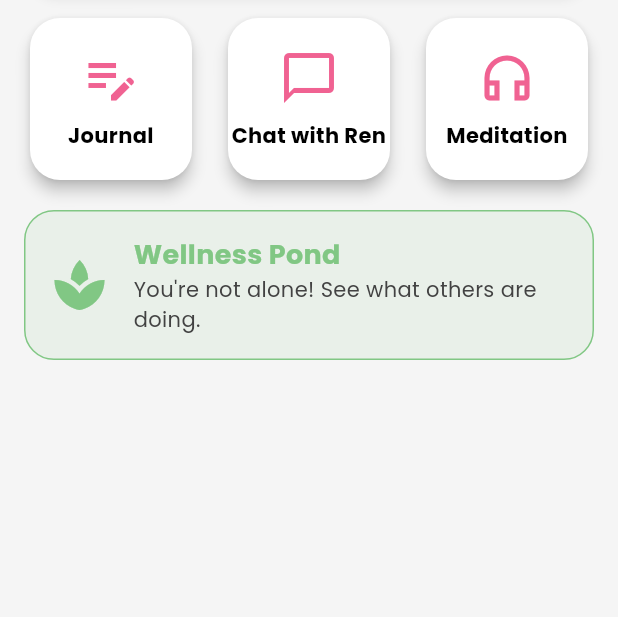
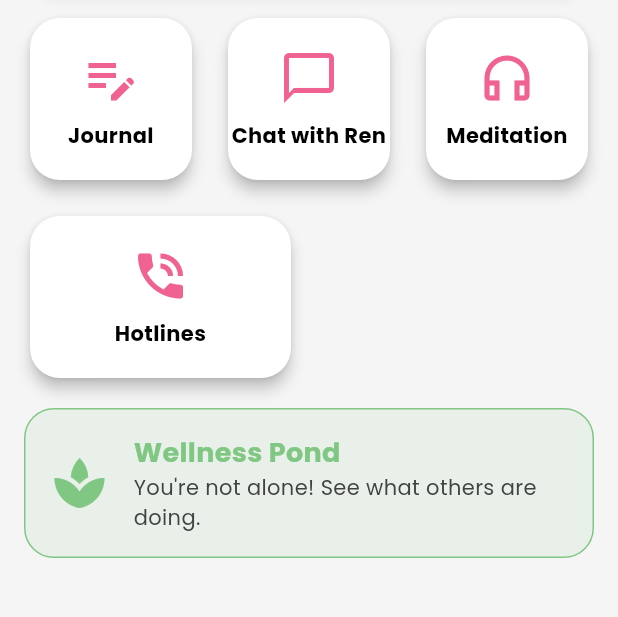
Before and after one commit to Varshni-6/Renbo-GenAI, a Flutter app: the screen it shows after launch, on a phone screen of 412 x 824 dp, the part 375-992 px from its top. Run offline on Flutter 3.47's test engine with Material 3 defaults, Android fonts, the phone set to English and light mode, and no system bars; our stand-ins replace audioplayers, firebase_core, flutter_dotenv, hive, hive_flutter, lottie; accounts and stored records are empty.

Commit message:
No Mascot

```diff
--- a/lib/screens/home_screen.dart
+++ b/lib/screens/home_screen.dart
@@ -6,6 +6,7 @@ import 'package:renbo/screens/chat_screen.dart';
 import 'package:renbo/screens/meditation_screen.dart';
 import 'package:renbo/screens/sessions_screen.dart';
 import 'package:renbo/screens/emotion_tracker.dart'; // Correct import for the emotion tracker screen
+import 'package:renbo/screens/hotlines_screen.dart'; // ✅ Import your new hotlines screen
 import 'package:renbo/widgets/mood_card.dart';
 
 class HomeScreen extends StatelessWidget {
@@ -58,7 +59,9 @@ class HomeScreen extends StatelessWidget {
   }
 
   Widget _buildMainButtons(BuildContext context) {
-    return Row(
+    return Column(
+      children: [
+        Row(
           children: [
             _buildButton(
               context,
@@ -88,6 +91,27 @@ class HomeScreen extends StatelessWidget {
                 context,
                 MaterialPageRoute(builder: (_) => const MeditationScreen()),
               ),
+            ),
+          ],
+        ),
+        const SizedBox(height: 16),
+
+        // ✅ New Row for Hotlines button
+        Row(
+          children: [
+            _buildButton(
+              context,
+              icon: Icons.phone_in_talk,
+              label: 'Hotlines',
+              onTap: () => Navigator.push(
+                context,
+                MaterialPageRoute(builder: (_) => HotlinesScreen()),
+              ),
+            ),
+            // If you want, you can leave space for future buttons
+            const SizedBox(width: 16),
+            Expanded(child: Container()), // keeps layout aligned
+          ],
         ),
       ],
     );
```
Also changed, not shown: lib/screens/chat_screen.dart (+49 -0 lines), lib/screens/hotlines_screen.dart (added, +107 -0 lines), pubspec.lock. Lines whose indentation alone changed are shown as unchanged.
